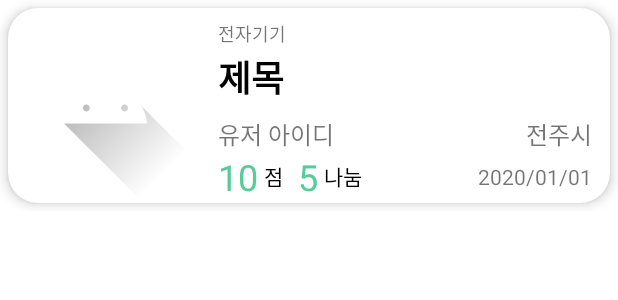
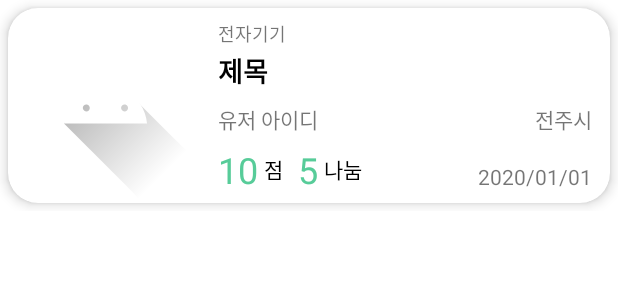
Before and after one commit to HanYeop/Happy-Sharing, an Android app: the layout item_object.xml on its own in the app's theme, with its tools: preview values and no code run, on a phone screen of 412 x 824 dp. Shown: the top 300 px of the screen. Run offline under Robolectric (Android 15) with nearby library versions, the phone set to English and light mode, and no system bars.

Commit message:
UI 글자크기 변경

```diff
--- a/app/src/main/res/layout/activity_profile.xml
+++ b/app/src/main/res/layout/activity_profile.xml
@@ -71,7 +71,7 @@
         android:layout_marginBottom="40dp"
         android:text="수정 완료"
         android:textColor="#E6290FBA"
-        android:textSize="16sp"
+        android:textSize="20sp"
         app:layout_constraintBottom_toBottomOf="parent"
         app:layout_constraintEnd_toEndOf="parent" />
 
@@ -83,7 +83,7 @@
         android:layout_marginBottom="40dp"
         android:text="취소"
         android:textColor="#E6FF2442"
-        android:textSize="16sp"
+        android:textSize="20sp"
         app:layout_constraintBottom_toBottomOf="parent"
         app:layout_constraintStart_toStartOf="parent" />
 
--- a/app/src/main/res/layout/activity_upload.xml
+++ b/app/src/main/res/layout/activity_upload.xml
@@ -28,7 +28,7 @@
             android:maxLength="20"
             android:drawableLeft="@drawable/ic_baseline_title_24"
             android:drawablePadding="10dp"
-            android:textSize="20sp"
+            android:textSize="16sp"
             android:hint="제목" />
     </com.google.android.material.textfield.TextInputLayout>
 
--- a/app/src/main/res/layout/item_object.xml
+++ b/app/src/main/res/layout/item_object.xml
@@ -49,8 +49,9 @@
                 android:layout_height="wrap_content"
                 android:layout_marginTop="2dp"
                 android:text="제목"
+                android:maxLines="1"
                 android:textColor="@color/black"
-                android:textSize="24sp"
+                android:textSize="18sp"
                 android:textStyle="bold"
                 app:layout_constraintStart_toStartOf="@+id/categorieText"
                 app:layout_constraintTop_toBottomOf="@+id/categorieText" />
@@ -61,7 +62,7 @@
                 android:layout_height="wrap_content"
                 android:layout_marginTop="8dp"
                 android:text="유저 아이디"
-                android:textSize="16sp"
+                android:textSize="14sp"
                 app:layout_constraintStart_toStartOf="@+id/titleText"
                 app:layout_constraintTop_toBottomOf="@+id/titleText" />
 
@@ -72,6 +73,7 @@
                 android:layout_marginEnd="12dp"
                 android:layout_marginBottom="8dp"
                 android:text="2020/01/01"
+                android:textSize="14sp"
                 app:layout_constraintBottom_toBottomOf="parent"
                 app:layout_constraintEnd_toEndOf="parent" />
 
@@ -79,8 +81,9 @@
                 android:id="@+id/userdataLayout"
                 android:layout_width="wrap_content"
                 android:layout_height="wrap_content"
+                android:gravity="center"
                 android:orientation="horizontal"
-                android:gravity="center"
+                app:layout_constraintBottom_toBottomOf="parent"
                 app:layout_constraintStart_toStartOf="@+id/userText"
                 app:layout_constraintTop_toBottomOf="@+id/userText">
 
@@ -125,7 +128,7 @@
                 android:layout_marginTop="8dp"
                 android:text="전주시"
                 android:layout_marginRight="12dp"
-                android:textSize="16sp"
+                android:textSize="14sp"
                 app:layout_constraintEnd_toEndOf="parent"
                 app:layout_constraintTop_toBottomOf="@+id/titleText" />
 
```
